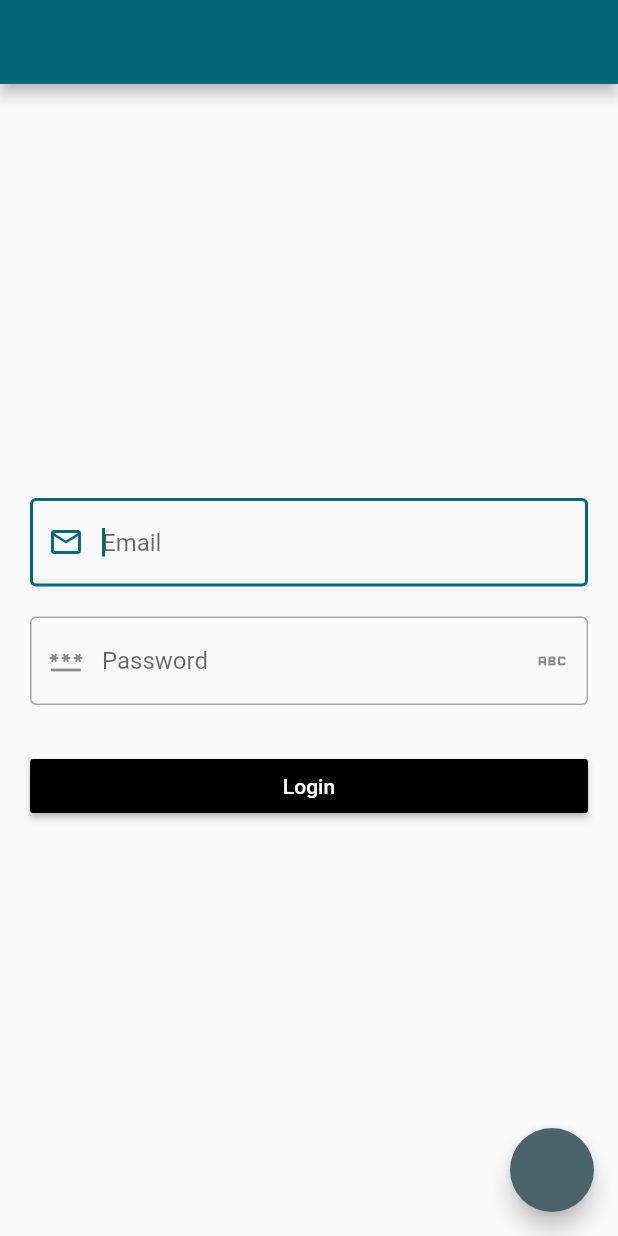
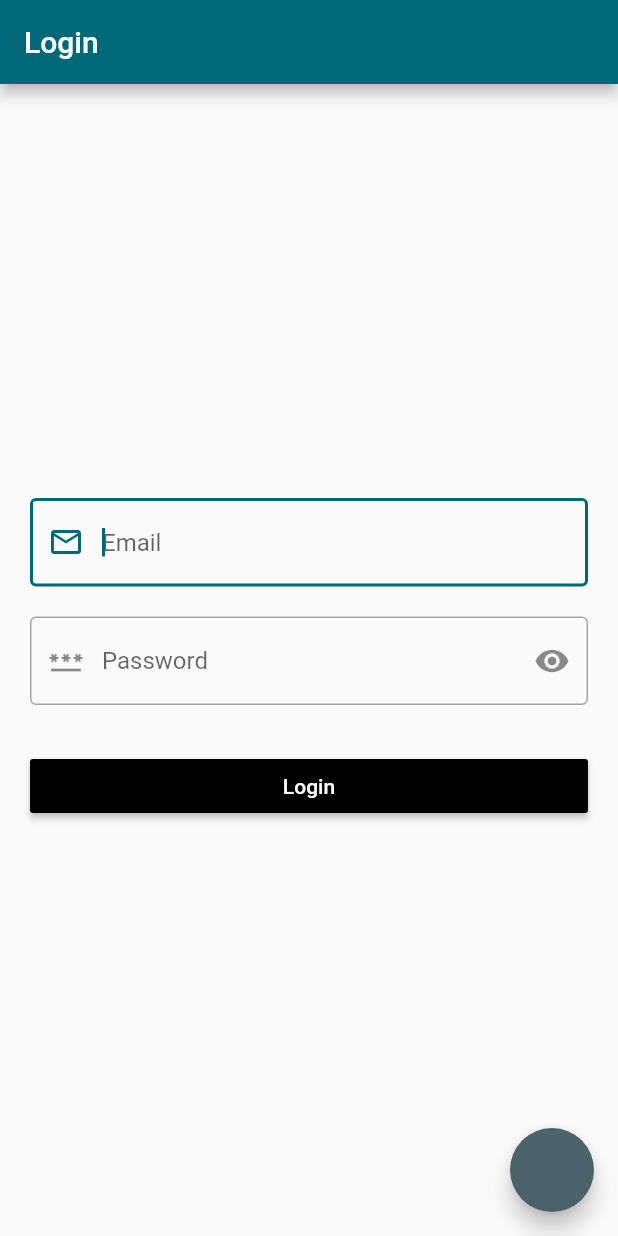
Before and after one commit to RoySujon/mvmm_provider_demo, a Flutter app: the screen it shows after launch, on a phone screen of 412 x 824 dp. Run offline on Flutter 3.47's test engine with Material 2 defaults, Android fonts, the phone set to English and light mode, and no system bars; our stand-ins replace another_flushbar, fluttertoast.

Commit message:
obscequre text show/off implement

```diff
--- a/lib/view/login/login_screen.dart
+++ b/lib/view/login/login_screen.dart
@@ -11,23 +11,25 @@ class LoginScreen extends StatefulWidget {
 class _LoginScreenState extends State<LoginScreen> {
   final _emailController = TextEditingController();
   final _passwordController = TextEditingController();
-
   final _passwordFocusNode = FocusNode();
   final _formKey = GlobalKey<FormState>();
+  final _emaailFocusNode = FocusNode();
 
-  final _emaailFocusNode = FocusNode();
-  @override
-  void initState() {
-    // TODO: implement initState
-    super.initState();
-
-    // _emaailFocusNode.nextFocus();
-  }
+  final _showPassword = ValueNotifier<bool>(true);
+  // @override
+  // void dispose() {
+  //   super.dispose();
+  //   _emaailFocusNode.dispose();
+  //   _passwordFocusNode.dispose();
+  // }
 
   @override
   Widget build(BuildContext context) {
     return Scaffold(
-      appBar: AppBar(),
+      appBar: AppBar(
+        title: Text('Login'),
+        // centerTitle: true,
+      ),
       body: Center(
         child: Padding(
           padding: const EdgeInsets.all(20.0),
@@ -59,7 +61,9 @@ class _LoginScreenState extends State<LoginScreen> {
                           hintText: 'Email'),
                     ),
                     const SizedBox(height: 20),
-                    TextFormField(
+                    ValueListenableBuilder(
+                      valueListenable: _showPassword,
+                      builder: (context, value, child) => TextFormField(
                         // autofocus: true,
                         focusNode: _passwordFocusNode,
                         validator: (value) {
@@ -69,14 +73,24 @@ class _LoginScreenState extends State<LoginScreen> {
                           return null;
                         },
                         controller: _passwordController,
-                      obscureText: true,
+                        obscureText: _showPassword.value,
                         keyboardType: TextInputType.visiblePassword,
                         decoration: InputDecoration(
                             suffixIcon: IconButton(
-                              onPressed: () {}, icon: Icon(Icons.abc)),
+                                onPressed: () {
+                                  if (_showPassword.value == true) {
+                                    _showPassword.value = false;
+                                  } else {
+                                    _showPassword.value = true;
+                                  }
+                                },
+                                icon: Icon(_showPassword.value == true
+                                    ? Icons.visibility
+                                    : Icons.visibility_off)),
                             border: OutlineInputBorder(),
                             hintText: 'Password',
                             prefixIcon: Icon(Icons.password)),
+                      ),
                     ),
                   ],
                 ),
```
Lines whose indentation alone changed are shown as unchanged.
